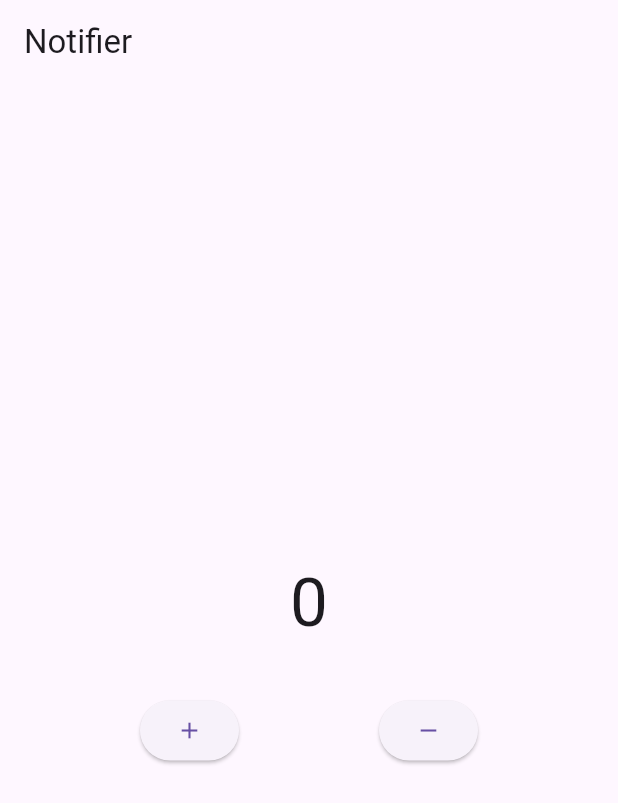
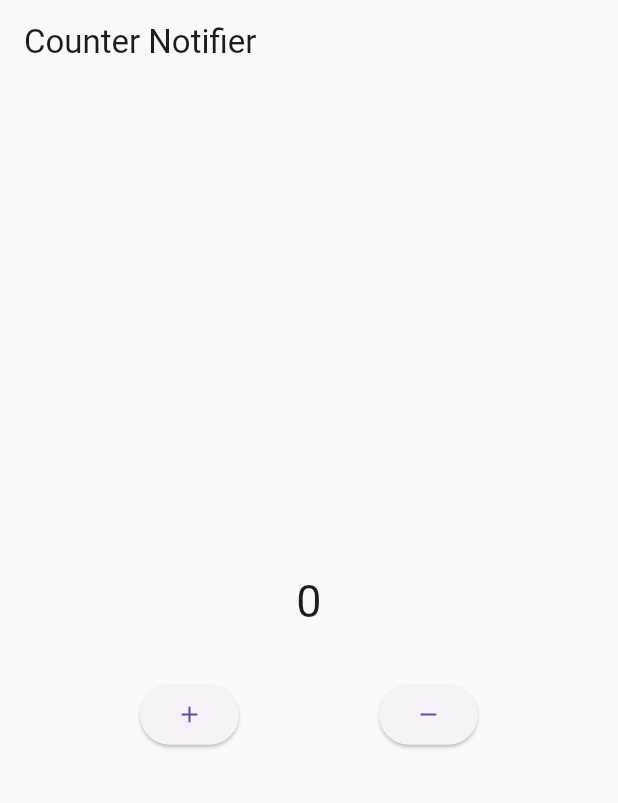
Before and after one commit to azizbek123411/riverpod_lesson, a Flutter app: the screen it shows after launch, after a tap on the "add" icon, after a tap on the "remove" icon, on a phone screen of 412 x 824 dp. Shown: the top 803 px of the screen. Run offline on Flutter 3.47's test engine with Material 3 defaults, Android fonts, the phone set to English and light mode, and no system bars; our stand-ins replace equatable, flutter_hooks, flutter_riverpod, hooks_riverpod, riverpod_annotation; generated files the repository leaves out were written again.

Commit message:
new riverpod generator

```diff
--- a/lib/main.dart
+++ b/lib/main.dart
@@ -1,11 +1,11 @@
 import 'package:flutter/material.dart';
 import 'package:flutter_riverpod/flutter_riverpod.dart';
+import 'package:riverpod_lesson/nprovider_with_generator/home.dart';
 
 
 import 'package:riverpod_lesson/statenotifier/counter_demo.dart';
 
 import 'family_modifier_multiple/user.dart';
-import 'notifier_notifierprovider/home.dart';
 
 // final nameProvider=Provider<String>((ref){
 //   return "Levi's";
@@ -52,7 +52,7 @@ class MyApp extends StatelessWidget {
   Widget build(BuildContext context) {
     return const MaterialApp(
       debugShowCheckedModeBanner: false,
-      home: MyHome(),
+      home: MyHomee(),
     );
   }
 }
--- a/lib/notifier_notifierprovider/counter_notifier.dart
+++ b/lib/notifier_notifierprovider/counter_notifier.dart
@@ -1,5 +1,5 @@
 import 'package:flutter_riverpod/flutter_riverpod.dart';
-
+import 'package:riverpod_annotation/riverpod_annotation.dart';
 class CounterNotifier extends Notifier<int>{
   @override
   int build() {
--- /dev/null
+++ b/lib/nprovider_with_generator/counter_notifier.dart
@@ -0,0 +1,16 @@
+import 'package:riverpod_annotation/riverpod_annotation.dart';
+part 'counter_notifier.g.dart';
+
+@riverpod
+class CounterNotifier extends _$CounterNotifier{
+  @override
+  int build(){
+    return 0;
+  }
+  void increment(){
+    state++;
+  }
+  void decrement(){
+    state--;
+  }
+}
--- /dev/null
+++ b/lib/nprovider_with_generator/home.dart
@@ -0,0 +1,40 @@
+import 'package:flutter/material.dart';
+import 'package:flutter_riverpod/flutter_riverpod.dart';
+import 'package:riverpod_lesson/notifier_notifierprovider/counter_notifier.dart';
+class MyHomee extends ConsumerWidget {
+  const MyHomee({super.key});
+
+  @override
+  Widget build(BuildContext context,WidgetRef ref) {
+    final counter=ref.watch(counterNotifierProvider);
+    return Scaffold(
+      appBar: AppBar(
+        title: const Text('Counter Notifier'),
+      ),
+      body: Column(
+        crossAxisAlignment: CrossAxisAlignment.center,
+        mainAxisAlignment: MainAxisAlignment.center,
+        children: [
+          Text(
+            counter.toString(),
+            style: const TextStyle(fontSize: 30),
+          ),
+          const SizedBox(
+            height: 30,
+          ),
+          Row(
+            mainAxisAlignment: MainAxisAlignment.spaceEvenly,
+            children: [
+              ElevatedButton(onPressed: (){
+                ref.read(counterNotifierProvider.notifier).increment();
+              }, child: const Icon(Icons.add),),
+              ElevatedButton(onPressed: (){
+                ref.read(counterNotifierProvider.notifier).decrement();
+              }, child: const Icon(Icons.remove),),
+            ],
+          )
+        ],
+      ),
+    );
+  }
+}
```
Also changed, not shown: lib/nprovider_with_generator/counter_notifier.g.dart (added).
